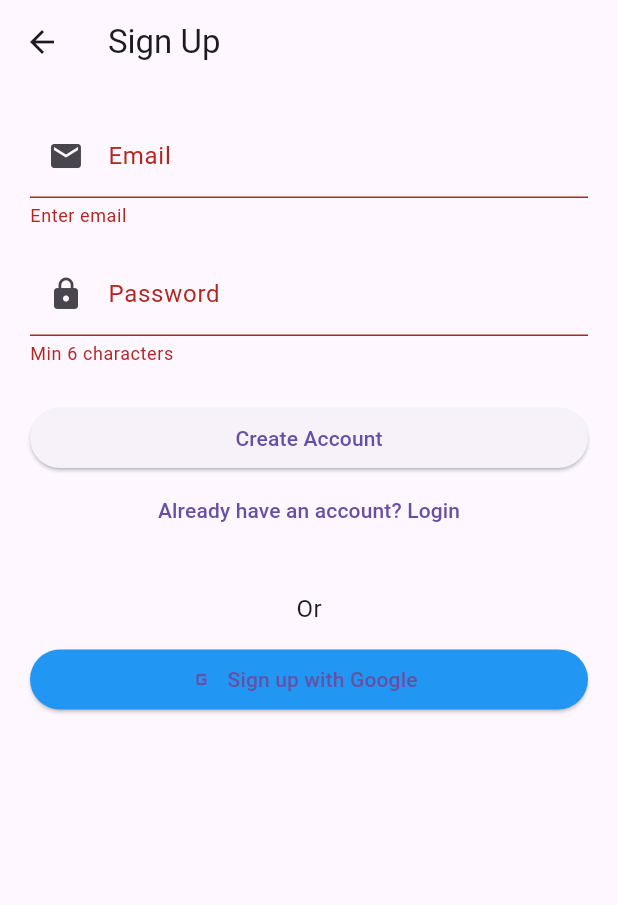
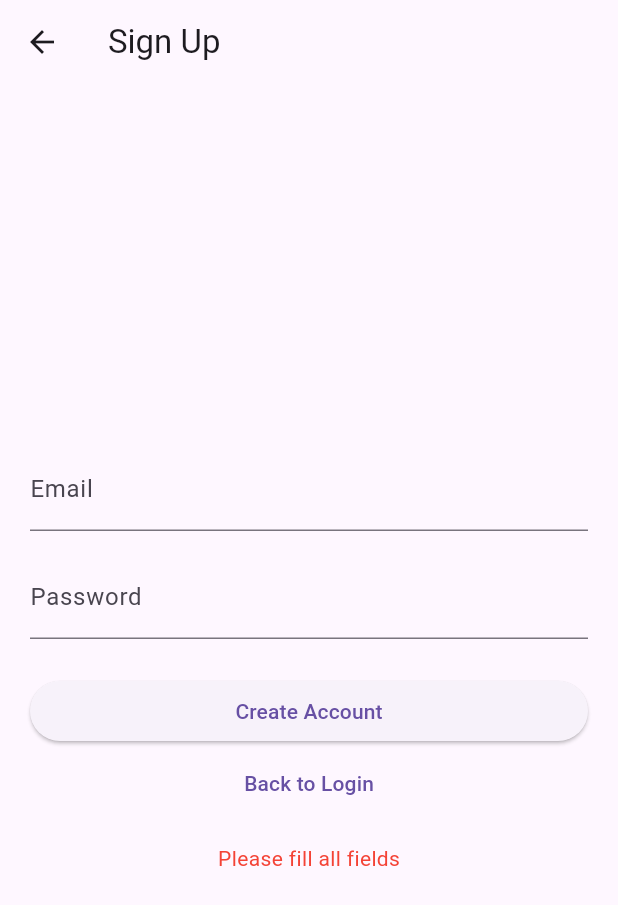
Before and after one commit to Izeal01/passive-crypto-income-mobile, a Flutter app: the SignupScreen screen opened directly, after a tap on "Create Account", on a phone screen of 412 x 824 dp. Shown: the top 905 px of the screen. Run offline on Flutter 3.47's test engine with Material 3 defaults, Android fonts, the phone set to English and light mode, and no system bars; our stand-ins replace shared_preferences; accounts and stored records are empty.

```diff
--- a/mobile/passive_crypto_income/lib/main.dart
+++ b/mobile/passive_crypto_income/lib/main.dart
@@ -6,7 +6,7 @@ import 'screens/login_screen.dart';
 
 void main() async {
   WidgetsFlutterBinding.ensureInitialized();
-  await ApiService.loadBaseUrl();  // Now exists
+  await ApiService.loadBaseUrl();
   await ApiService.loadAuthToken();
 
   runApp(
--- a/mobile/passive_crypto_income/lib/screens/signup_screen.dart
+++ b/mobile/passive_crypto_income/lib/screens/signup_screen.dart
@@ -1,5 +1,4 @@
 import 'package:flutter/material.dart';
-import 'package:google_sign_in/google_sign_in.dart';
 import 'package:shared_preferences/shared_preferences.dart';
 import '../services/api_service.dart';
 import 'home_screen.dart';
@@ -12,15 +11,18 @@ class SignupScreen extends StatefulWidget {
 }
 
 class _SignupScreenState extends State<SignupScreen> {
-  final _formKey = GlobalKey<FormState>();
   final _emailController = TextEditingController();
   final _passwordController = TextEditingController();
   bool _isLoading = false;
   String? _error;
 
   Future<void> _signup() async {
-    if (!_formKey.currentState!.validate()) return;
+    if (_emailController.text.trim().isEmpty || _passwordController.text.isEmpty) {
+      setState(() => _error = 'Please fill all fields');
+      return;
+    }
 
+    if (!mounted) return;
     setState(() => _isLoading = true);
 
     try {
@@ -29,49 +31,18 @@ class _SignupScreenState extends State<SignupScreen> {
         'password': _passwordController.text,
       });
 
-      if (response['status'] == 'user created') {
-        final userEmail = response['email'] ?? _emailController.text.trim();
+      final email = response['email'] ?? _emailController.text.trim();
       final prefs = await SharedPreferences.getInstance();
-        await prefs.setString('user_email', userEmail);
+      await prefs.setString('user_email', email);
 
       if (!mounted) return;
       Navigator.pushReplacement(
         context,
-          MaterialPageRoute(builder: (_) => HomeScreen(userEmail: userEmail)),
+        MaterialPageRoute(builder: (_) => HomeScreen(userEmail: email)),
       );
-      } else {
-        throw Exception(response['message'] ?? 'Signup failed');
-      }
     } catch (e) {
-      if (mounted) setState(() => _error = e.toString());
-    } finally {
-      if (mounted) setState(() => _isLoading = false);
-    }
-  }
-
-  Future<void> _googleSignUp() async {
-    setState(() => _isLoading = true);
-    try {
-      final googleSignIn = GoogleSignIn(scopes: ['email']);
-      final googleUser = await googleSignIn.signIn();
-      if (googleUser == null) throw Exception('Cancelled');
-
-      final auth = await googleUser.authentication;
-      if (auth.idToken == null) throw Exception('No token');
-
-      final response = await ApiService.postWithRetry('/google_signup', {'id_token': auth.idToken});
-
-      if (response['status'] == 'user created') {
-        final userEmail = response['email'] ?? googleUser.email;
-        final prefs = await SharedPreferences.getInstance();
-        await prefs.setString('user_email', userEmail);
-        if (response['token'] != null) await ApiService.setAuthToken(response['token']);
-
       if (!mounted) return;
-        Navigator.pushReplacement(context, MaterialPageRoute(builder: (_) => HomeScreen(userEmail: userEmail)));
-      }
-    } catch (e) {
-      if (mounted) setState(() => _error = e.toString());
+      setState(() => _error = e.toString().replaceFirst('Exception: ', ''));
     } finally {
       if (mounted) setState(() => _isLoading = false);
     }
@@ -81,24 +52,20 @@ class _SignupScreenState extends State<SignupScreen> {
   Widget build(BuildContext context) {
     return Scaffold(
       appBar: AppBar(title: const Text('Sign Up')),
-      body: SingleChildScrollView(
+      body: Padding(
         padding: const EdgeInsets.all(20),
-        child: Form(
-          key: _formKey,
         child: Column(
+          mainAxisAlignment: MainAxisAlignment.center,
           children: [
-              TextFormField(
+            TextField(
               controller: _emailController,
-                keyboardType: TextInputType.emailAddress,
-                decoration: const InputDecoration(labelText: 'Email', prefixIcon: Icon(Icons.email)),
-                validator: (v) => v!.isEmpty ? 'Enter email' : null,
+              decoration: const InputDecoration(labelText: 'Email'),
             ),
             const SizedBox(height: 16),
-              TextFormField(
+            TextField(
               controller: _passwordController,
+              decoration: const InputDecoration(labelText: 'Password'),
               obscureText: true,
-                decoration: const InputDecoration(labelText: 'Password', prefixIcon: Icon(Icons.lock)),
-                validator: (v) => v!.length < 6 ? 'Min 6 characters' : null,
             ),
             const SizedBox(height: 24),
             SizedBox(
@@ -108,23 +75,10 @@ class _SignupScreenState extends State<SignupScreen> {
                 child: _isLoading ? const CircularProgressIndicator() : const Text('Create Account'),
               ),
             ),
-              TextButton(onPressed: () => Navigator.pop(context), child: const Text('Already have an account? Login')),
+            TextButton(onPressed: () => Navigator.pop(context), child: const Text('Back to Login')),
             if (_error != null)
-                Padding(padding: const EdgeInsets.symmetric(vertical: 12), child: Text(_error!, style: const TextStyle(color: Colors.red))),
-              const SizedBox(height: 30),
-              const Text('Or', style: TextStyle(fontSize: 16)),
-              const SizedBox(height: 12),
-              SizedBox(
-                width: double.infinity,
-                child: ElevatedButton.icon(
-                  onPressed: _isLoading ? null : _googleSignUp,
-                  icon: const Icon(Icons.g_mobiledata),
-                  label: const Text('Sign up with Google'),
-                  style: ElevatedButton.styleFrom(backgroundColor: Colors.blue),
-                ),
-              ),
+              Padding(padding: const EdgeInsets.only(top: 16), child: Text(_error!, style: const TextStyle(color: Colors.red))),
           ],
-          ),
         ),
       ),
     );
```
Also changed, not shown: mobile/passive_crypto_income/lib/screens/login_screen.dart (+20 -74 lines), mobile/passive_crypto_income/lib/services/api_service.dart (+11 -12 lines). Lines whose indentation alone changed are shown as unchanged.
